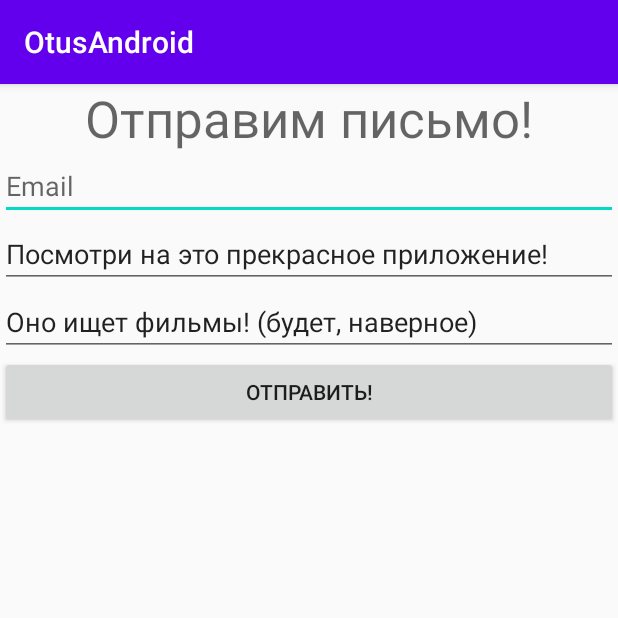
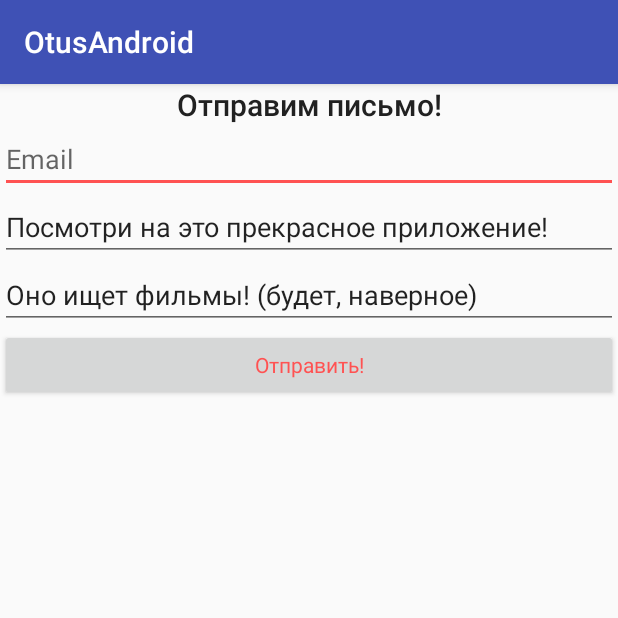
Before and after one commit to azdrachak/OtusAndroid, an Android app: the InviteActivity screen opened directly, with no data from a screen before it, on a phone screen of 412 x 824 dp, the top half of it. Run offline under Robolectric (Android 15) with nearby library versions, the phone set to English and light mode, and no system bars.

Commit message:
Добавлены стили, локализация, ландшафтная ориентация

```diff
--- a/app/src/main/res/layout/activity_invite.xml
+++ b/app/src/main/res/layout/activity_invite.xml
@@ -13,29 +13,27 @@
 
         <TextView
             android:id="@+id/invitationNameTextView"
+            style="@style/TitleText"
             android:layout_width="match_parent"
-            android:layout_height="wrap_content"
-            android:text="@string/invitationTitle"
-            android:textAlignment="center"
-            android:textAppearance="@style/TextAppearance.AppCompat.Display1" />
+            android:text="@string/invitationTitle" />
 
         <EditText
             android:id="@+id/emailEditText"
             android:layout_width="match_parent"
             android:layout_height="wrap_content"
+            android:autofillHints=""
             android:ems="10"
             android:hint="@string/emailHint"
-            android:inputType="textEmailAddress"
-            android:autofillHints="" />
+            android:inputType="textEmailAddress" />
 
         <EditText
             android:id="@+id/subjectEditText"
             android:layout_width="match_parent"
             android:layout_height="wrap_content"
+            android:autofillHints=""
             android:ems="10"
             android:inputType="textPersonName"
-            android:text="@string/invitationSubject"
-            android:autofillHints="" />
+            android:text="@string/invitationSubject" />
 
         <EditText
             android:id="@+id/contentsEditText"
@@ -49,8 +47,8 @@
 
         <Button
             android:id="@+id/sendButton"
+            style="@style/Button"
             android:layout_width="match_parent"
-            android:layout_height="wrap_content"
             android:text="@string/sendButtonName" />
     </LinearLayout>
 </androidx.constraintlayout.widget.ConstraintLayout>
--- a/app/src/main/res/values/colors.xml
+++ b/app/src/main/res/values/colors.xml
@@ -1,6 +1,11 @@
 <?xml version="1.0" encoding="utf-8"?>
 <resources>
-    <color name="colorPrimary">#6200EE</color>
-    <color name="colorPrimaryDark">#3700B3</color>
-    <color name="colorAccent">#03DAC5</color>
+    <color name="colorPrimary">#3F51B5</color>
+    <color name="colorPrimaryDark">#303F9F</color>
+    <color name="colorPrimaryLight">#C5CAE9</color>
+    <color name="colorAccent">#FF5252</color>
+    <color name="colorPrimaryText">#212121</color>
+    <color name="colorSecondaryText">#757575</color>
+    <color name="colorIcons">#FFFFFF</color>
+    <color name="colorDivider">#BDBDBD</color>
 </resources>
--- a/app/src/main/res/values/styles.xml
+++ b/app/src/main/res/values/styles.xml
@@ -1,11 +1,39 @@
 <resources>
 
-    <!-- Base application theme. -->
     <style name="AppTheme" parent="Theme.AppCompat.Light.DarkActionBar">
-        <!-- Customize your theme here. -->
         <item name="colorPrimary">@color/colorPrimary</item>
         <item name="colorPrimaryDark">@color/colorPrimaryDark</item>
         <item name="colorAccent">@color/colorAccent</item>
     </style>
 
+    <style name="ImageText" parent="Theme.AppCompat.Light.DarkActionBar">
+        <item name="android:textAppearance">@style/TextAppearance.AppCompat.Caption</item>
+        <item name="android:textColor">@color/colorPrimaryText</item>
+        <item name="android:layout_width">wrap_content</item>
+        <item name="android:layout_height">wrap_content</item>
+        <item name="android:textAlignment">center</item>
+    </style>
+
+    <style name="BodyText" parent="Theme.AppCompat.Light.DarkActionBar">
+        <item name="android:textAppearance">@style/TextAppearance.AppCompat.Body1</item>
+        <item name="android:textColor">@color/colorPrimaryText</item>
+        <item name="android:layout_width">wrap_content</item>
+        <item name="android:layout_height">wrap_content</item>
+        <item name="android:textAlignment">gravity</item>
+    </style>
+
+    <style name="TitleText" parent="Theme.AppCompat.Light.DarkActionBar">
+        <item name="android:textAppearance">@style/TextAppearance.AppCompat.Title</item>
+        <item name="android:textColor">@color/colorPrimaryText</item>
+        <item name="android:layout_width">wrap_content</item>
+        <item name="android:layout_height">wrap_content</item>
+        <item name="android:textAlignment">center</item>
+    </style>
+
+    <style name="Button" parent="Theme.AppCompat.Light.DarkActionBar">
+        <item name="android:textColor">@color/colorAccent</item>
+        <item name="android:layout_width">wrap_content</item>
+        <item name="android:layout_height">wrap_content</item>
+    </style>
+
 </resources>
--- a/build.gradle
+++ b/build.gradle
@@ -8,7 +8,7 @@ buildscript {
 
     }
     dependencies {
-        classpath 'com.android.tools.build:gradle:3.6.2'
+        classpath 'com.android.tools.build:gradle:3.6.3'
         classpath "org.jetbrains.kotlin:kotlin-gradle-plugin:$kotlin_version"
 
         // NOTE: Do not place your application dependencies here; they belong
```
Also changed, not shown: app/src/main/res/drawable/ic_email_black_24dp.xml (added, +9 -0 lines), app/src/main/res/layout-land/activity_main.xml (added, +95 -0 lines), app/src/main/res/layout/activity_details.xml (+4 -6 lines), app/src/main/res/layout/activity_main.xml (+28 -36 lines), app/src/main/res/values/strings.xml (+6 -5 lines), 1 other file.
